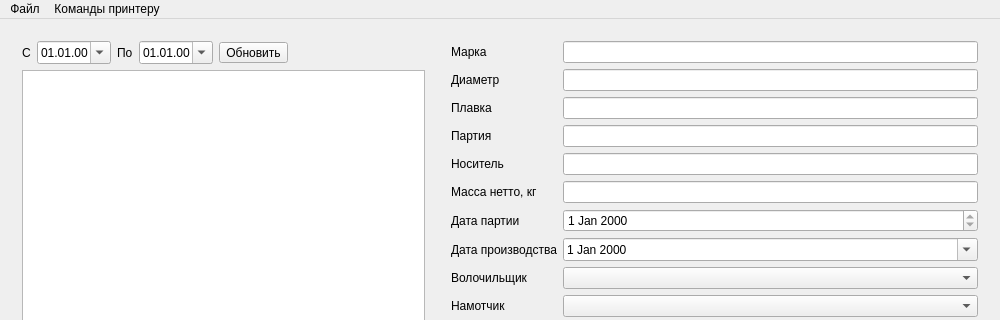
Above: mainwindow.ui from Sergeyego/label_tspl before the change; both pictures show x 0 to 1000 and y 0 to 320 of the 1000 by 750 pixel window. Below: the same form after it.
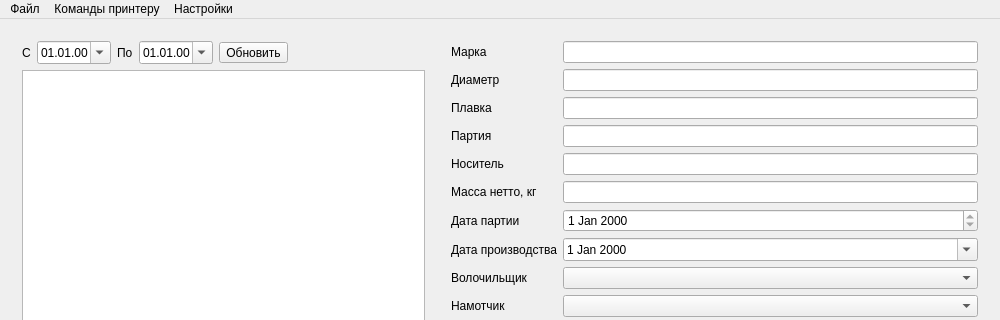
That is the form after the change.

What changed in the file:
```diff
--- a/mainwindow.ui
+++ b/mainwindow.ui
@@ -390,8 +390,16 @@
     <addaction name="actionViewSrc"/>
     <addaction name="actionViewPack"/>
    </widget>
+   <widget class="QMenu" name="menu_2">
+    <property name="title">
+     <string>Настройки</string>
+    </property>
+    <addaction name="actionSetPrintSrc"/>
+    <addaction name="actionSetPrintPack"/>
+   </widget>
    <addaction name="menu"/>
    <addaction name="menu_3"/>
+   <addaction name="menu_2"/>
   </widget>
   <action name="actionSrc">
    <property name="text">
```
Left out of the diff: 11 changed lines with no effect on the pictures.
